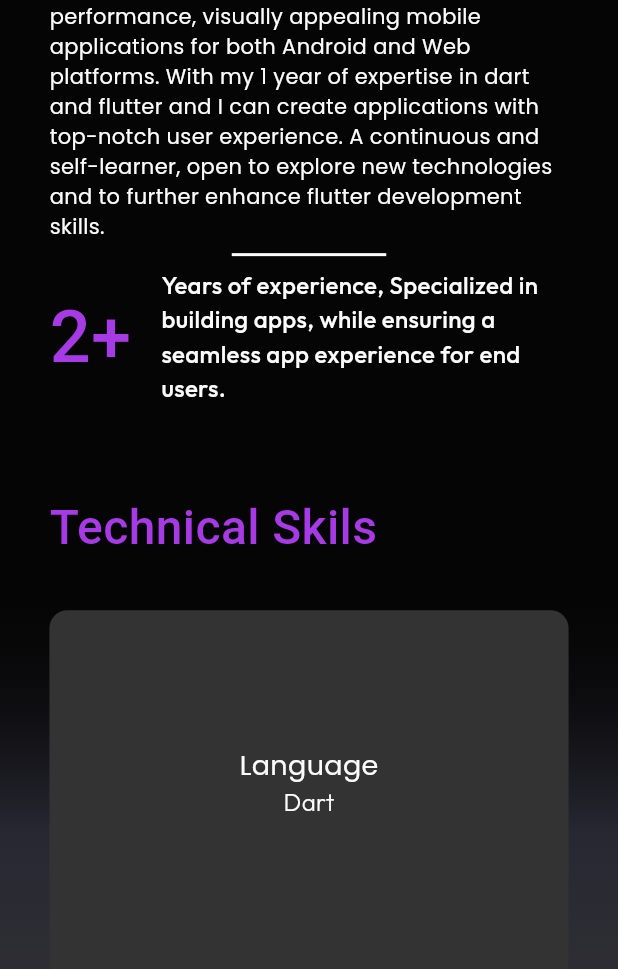
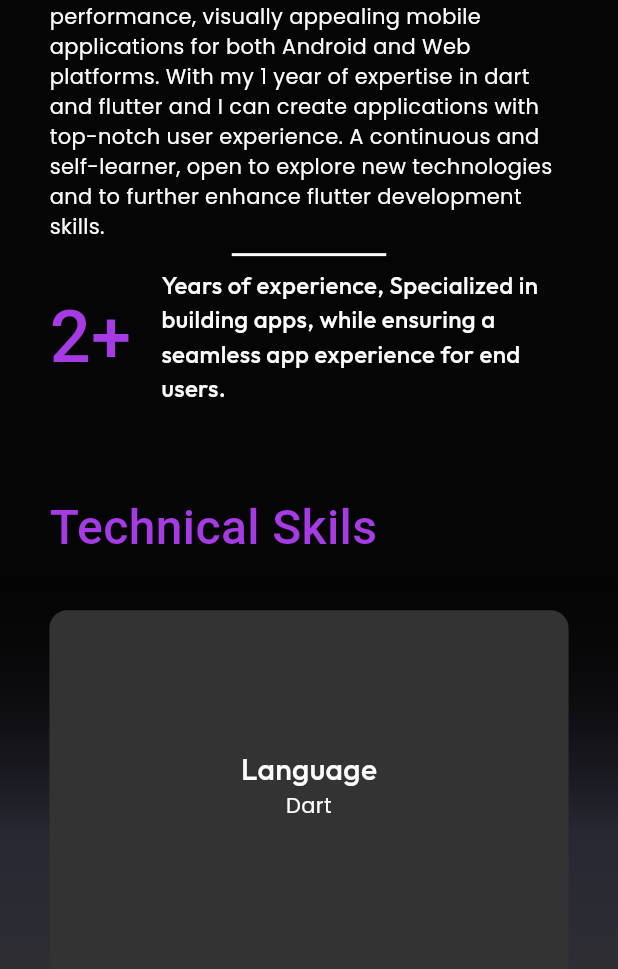
Before and after one commit to Aswanthds/aswanthds_new.github.io, a Flutter app: the screen it shows after launch, scrolled down 576 dp, on a phone screen of 412 x 824 dp, the part 123-1092 px from its top. Run offline on Flutter 3.47's test engine with Material 3 defaults, Android fonts, the phone set to English and light mode, and no system bars; our stand-ins replace auto_size_text, cached_network_image, dio, equatable, flutter_bloc, font_awesome_flutter and 1 more; missing offline and left inert: universal_html; network calls fail.

Commit message:
added resume and chnaged some width

```diff
--- a/lib/core/utils/app_enums.dart
+++ b/lib/core/utils/app_enums.dart
@@ -1,4 +1,4 @@
-enum AppBarHeaders { home, aboutMe, projects, contact }
+enum AppBarHeaders { home, aboutMe, projects, contact , resume }
 
 enum AppBarHeadersAxis { horizontal, vertical }
 
--- a/lib/core/utils/app_extensions.dart
+++ b/lib/core/utils/app_extensions.dart
@@ -13,6 +13,8 @@ extension AppBarHeaderExtension on AppBarHeaders {
         return 'Projects';
       case AppBarHeaders.contact:
         return 'Contact';
+      case AppBarHeaders.resume:
+        return 'Resume';
     }
   }
 }
--- a/lib/core/utils/app_styles.dart
+++ b/lib/core/utils/app_styles.dart
@@ -24,12 +24,17 @@ abstract class AppStyles {
     fontSize: 24,
     fontWeight: FontWeight.w500,
   );
-  static TextStyle s18 = TextStyle(
+  static TextStyle s20 = GoogleFonts.outfit(
+    color: AppColors.white,
+    fontSize: 20,
+    fontWeight: FontWeight.w500,
+  );
+  static TextStyle s18 = GoogleFonts.outfit(
     color: AppColors.white,
     fontSize: 18,
     fontWeight: FontWeight.w500,
   );
-  static TextStyle s17 = TextStyle(
+  static TextStyle s17 = GoogleFonts.outfit(
     color: AppColors.white,
     fontSize: 17,
     fontWeight: FontWeight.w500,
--- a/lib/presentation/widgets/app_bar/home_app_bar.dart
+++ b/lib/presentation/widgets/app_bar/home_app_bar.dart
@@ -34,7 +34,7 @@ class HomeAppBar extends StatelessWidget implements PreferredSizeWidget {
         mainAxisAlignment: MainAxisAlignment.spaceBetween,
         children: [
           const DeveloperNameBtn(),
-          context.mediaQueryWidth > DeviceType.ipad.getMaxWidth()
+          context.mediaQueryWidth >= DeviceType.smallScreenLaptop.getMaxWidth()
               ? const HorizontalHeaders()
               : const CustomMenuBtn()
         ],
@@ -43,7 +43,7 @@ class HomeAppBar extends StatelessWidget implements PreferredSizeWidget {
   }
 
   double _getHorizontalPadding(BuildContext context) {
-    if (context.mediaQueryWidth < DeviceType.ipad.getMaxWidth()) {
+    if (context.mediaQueryWidth <= DeviceType.ipad.getMaxWidth()) {
       return context.mediaQueryWidth * .03;
     } else {
       return context.mediaQueryWidth * .08;
--- a/lib/presentation/widgets/body/about_me/basic_service_item.dart
+++ b/lib/presentation/widgets/body/about_me/basic_service_item.dart
@@ -45,27 +45,38 @@ class _BasicServiceItemState extends State<BasicServiceItem> {
             // const SizedBox(height: 16),
             if (context.mediaQueryWidth > DeviceType.mobile.getMinWidth())
               FittedBox(
+                fit: BoxFit.contain,
                 child: Column(
+                  mainAxisSize: MainAxisSize.min,
+                  crossAxisAlignment: CrossAxisAlignment.center,
                   children: [
                     Text(
                       widget.service.heading,
-                      style: AppStyles.s18,
+                      style: AppStyles.s20,
                       // minFontSize: 8,
                       textAlign: TextAlign.justify,
                     ),
-                    Column(
-                        mainAxisSize: MainAxisSize.min,
-                        children: List<Widget>.generate(
-                            AppConstants
-                                .services[widget.mainIndx].values.length,
-                            (index) => Text(
-                                  AppConstants
-                                      .services[widget.mainIndx].values[index],
-                                  style: AppStyles.s16.copyWith(
-                                    fontWeight: FontWeight.w300,
-                                  ),
-                                  textAlign: TextAlign.left,
-                                ))),
+                    // Column(
+                    //     mainAxisSize: MainAxisSize.min,
+                    //     children: List<Widget>.generate(
+                    //         AppConstants
+                    //             .services[widget.mainIndx].values.length,
+                    //         (index) => Text(
+                    //               AppConstants
+                    //                   .services[widget.mainIndx].values[index],
+                    //               style: AppStyles.s14,
+                    //               textAlign: TextAlign.left,
+                    //             ))),
+                    SizedBox(
+                      width: 200,
+                      child: Text(
+                        AppConstants.services[widget.mainIndx].values
+                            .join(', '),
+                        maxLines: 3,
+                        style: AppStyles.s14,
+                        textAlign: TextAlign.center,
+                      ),
+                    )
                   ],
                 ),
               ),
--- a/lib/presentation/widgets/body/projects/project_image.dart
+++ b/lib/presentation/widgets/body/projects/project_image.dart
@@ -36,11 +36,12 @@ class ProjectImageWeb extends StatelessWidget {
   @override
   Widget build(BuildContext context) {
     return Flexible(
-      flex: 2,
+      flex: 1,
       fit: FlexFit.tight,
       child: CachedNetworkImage(
         imageUrl: imageUrl,
-        width: context.mediaQueryWidth * 0.5,
+        width: (context.mediaQueryWidth * 0.01) * 0.4,
+        height: (context.mediaQueryWidth * 0.01) * 10,
         fit: BoxFit.cover,
         errorWidget: (context, url, error) {
           return Icon(
```
Also changed, not shown: lib/presentation/widgets/app_bar/custom_header_btn.dart (+9 -2 lines), lib/presentation/widgets/body/projects/project_item.dart (+3 -6 lines), pubspec.lock.
